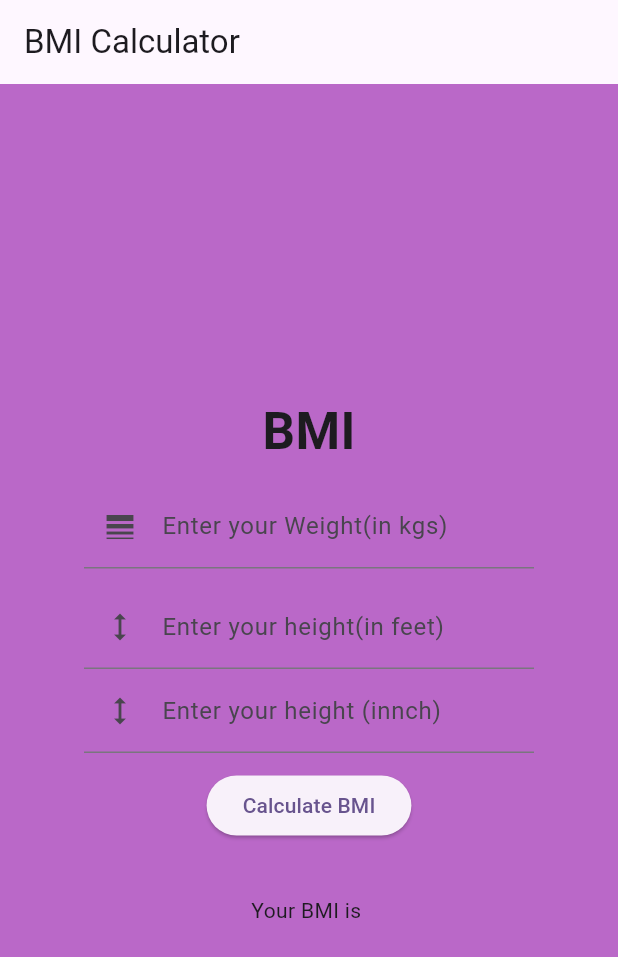
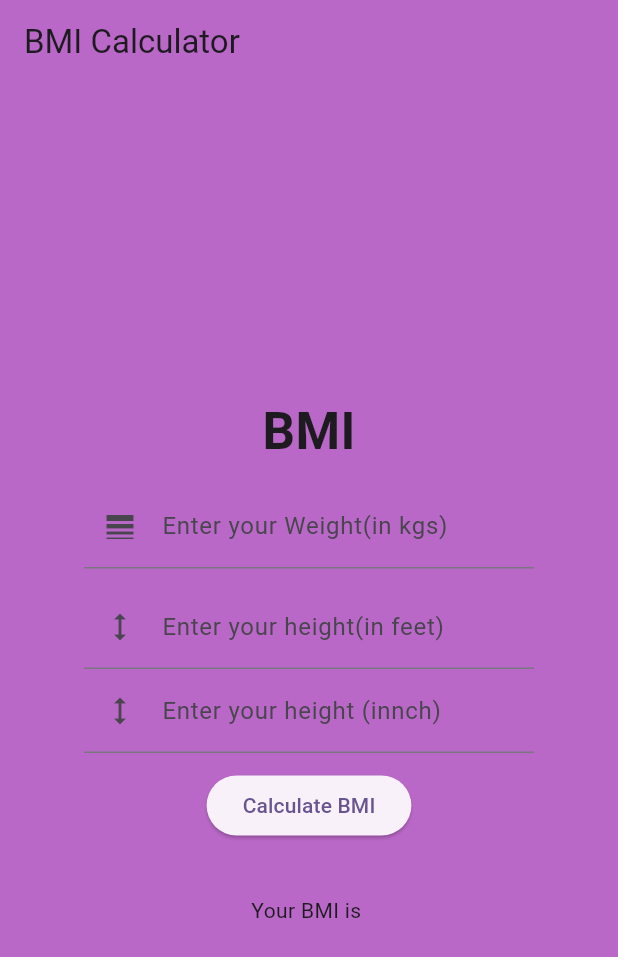
Before and after one commit to AbdulArif/bmi_app, a Flutter app: the screen it shows after launch, on a phone screen of 412 x 824 dp. Shown: the top 957 px of the screen. Run offline on Flutter 3.47's test engine with Material 2 defaults, Android fonts, the phone set to English and light mode, and no system bars; missing offline and left inert: dart:html.

Commit message:
App bar clor change

```diff
--- a/lib/main.dart
+++ b/lib/main.dart
@@ -15,6 +15,7 @@ class MyApp extends StatelessWidget {
   @override
   Widget build(BuildContext context) {
     return MaterialApp(
+      debugShowCheckedModeBanner: false,
       title: 'Flutter Demo',
       theme: ThemeData(
         colorScheme: ColorScheme.fromSeed(seedColor: Colors.deepPurple),
@@ -72,6 +73,7 @@ class _MyHomePageState extends State<MyHomePage> {
     return Scaffold(
       appBar: AppBar(
         // backgroundColor: Theme.of(context).colorScheme.inversePrimary,
+        backgroundColor: bgColor,
         title: Text("BMI Calculator"),
       ),
       body: Container(
```
